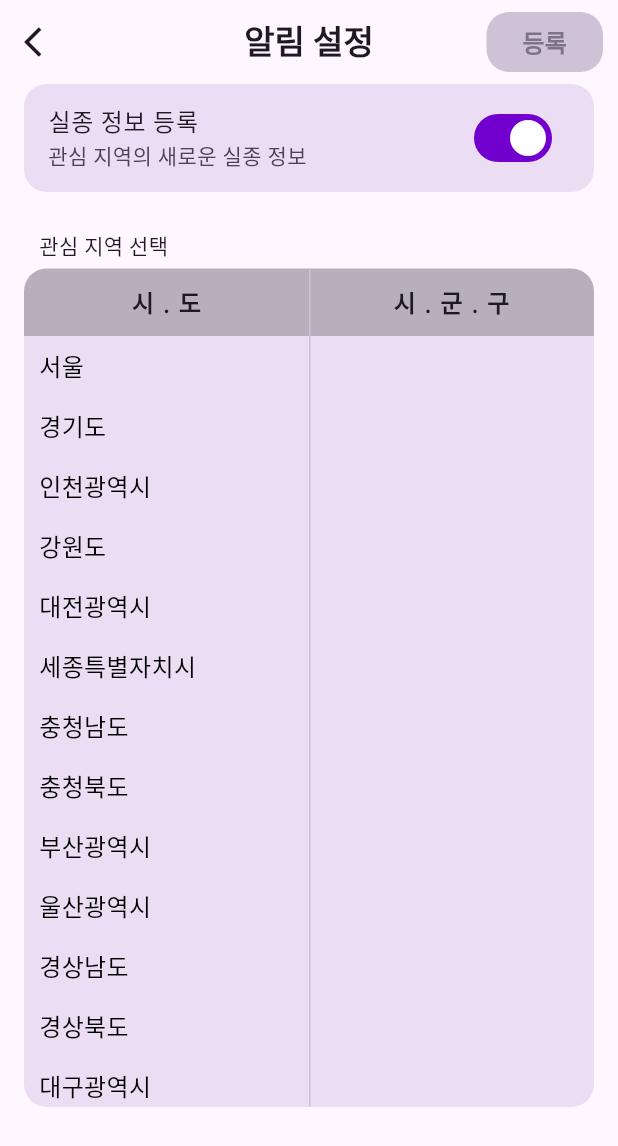
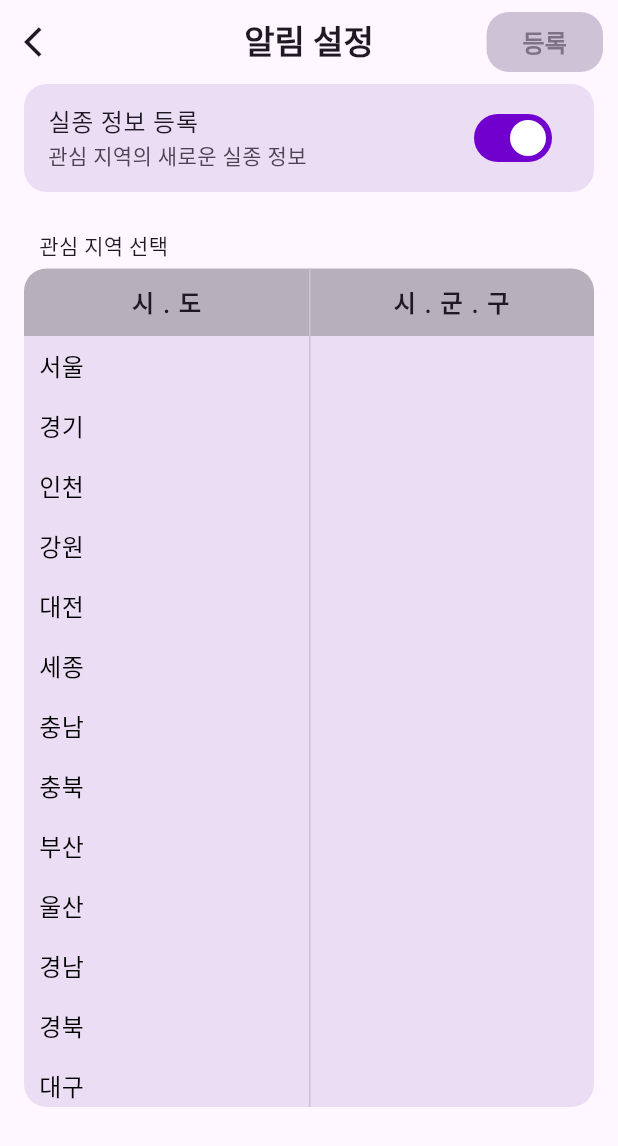
Before and after one commit to IRIS-2024/Front, a Flutter app: the NotificationRegionSetting screen opened directly, after a tap on "실종 정보 등록", on a phone screen of 412 x 824 dp. Shown: the top 1146 px of the screen. Run offline on Flutter 3.47's test engine with Material 3 defaults, Android fonts, the phone set to English and light mode, and no system bars; our stand-ins replace carousel_slider, dio, flutter_secure_storage, geolocator, get, google_maps_flutter and 6 more; accounts and stored records are empty; generated files the repository leaves out were written again; network calls fail.

Commit message:
Style: Update Region List

```diff
--- a/lib/config/region_list.dart
+++ b/lib/config/region_list.dart
@@ -1,24 +1,46 @@
-List region1DepthList = [
+List<String> region1DepthListKakao = [
+  // 카카오 기준
   '서울',
   '경기도',
-  '인천광역시',
-  '강원도',
-  '대전광역시',
+  '인천',
+  '강원특별자치도',
+  '대전',
   '세종특별자치시',
-  '충청남도',
-  '충청북도',
-  '부산광역시',
-  '울산광역시',
-  '경상남도',
-  '경상북도',
-  '대구광역시',
-  '광주광역시',
-  '전라남도',
-  '전라북도',
+  '충남',
+  '충북',
+  '부산',
+  '울산',
+  '경남',
+  '경북',
+  '대구',
+  '광주',
+  '전남',
+  '전라북도특별자치도',
   '제주특별자치도'
 ];
 
-Map regionMap = {
+List<String> region1DepthList = [
+  // 축약
+  '서울',
+  '경기',
+  '인천',
+  '강원',
+  '대전',
+  '세종',
+  '충남',
+  '충북',
+  '부산',
+  '울산',
+  '경남',
+  '경북',
+  '대구',
+  '광주',
+  '전남',
+  '전북',
+  '제주'
+];
+
+Map regionMapKakao = {
   '서울': [
     '강남구',
     '강동구',
@@ -46,7 +68,7 @@ Map regionMap = {
     '중구',
     '중랑구',
   ],
-  '부산광역시': [
+  '부산': [
     '강서구',
     '금정구',
     '기장군',
@@ -64,10 +86,10 @@ Map regionMap = {
     '중구',
     '해운대구',
   ],
-  '인천광역시': [
+  '인천': [
     '강화군',
     '계양구',
-    '남구',
+    '미추홀구',
     '남동구',
     '동구',
     '부평구',
@@ -76,20 +98,11 @@ Map regionMap = {
     '옹진군',
     '중구',
   ],
-  '대구광역시': [
-    '중구',
-    '동구',
-    '서구',
-    '남구',
-    '북구',
-    '수성구',
-    '달서구',
-    '달성군',
-  ],
-  '광주광역시': ['동구', '서구', '남구', '북구', '광산구'],
-  '대전광역시': ['동구', '중구', '서구', '유성구', '대덕구'],
-  '울산광역시': ['중구', '남구', '동구', '북구', '울주군'],
-  '세종특별자치시': [''],
+  '대구': ['군위군', '남구', '달성군', '달서구', '동구', '북구', '서구', '수성구', '중구'],
+  '광주': ['광산구', '남구', '동구', '북구', '서구'],
+  '대전': ['대덕구', '동구', '서구', '유성구', '중구'],
+  '울산': ['남구', '동구', '북구', '울주군', '중구'],
+  '세종특별자치시': [],
   '경기도': [
     '가평군',
     '고양시',
@@ -121,142 +134,374 @@ Map regionMap = {
     '평택시',
     '포천시',
     '하남시',
-    '화성시',
+    '화성시'
   ],
-  '강원도': [
+  '강원특별자치도': [
+    '강릉시',
+    '고성군',
+    '동해시',
+    '삼척시',
+    '속초시',
+    '양구군',
+    '양양군',
+    '영월군',
     '원주시',
+    '인제군',
+    '정선군',
+    '철원군',
     '춘천시',
-    '강릉시',
-    '동해시',
-    '속초시',
-    '삼척시',
+    '태백시',
+    '평창군',
     '홍천군',
-    '태백시',
-    '철원군',
-    '횡성군',
-    '평창군',
-    '영월군',
-    '정선군',
-    '인제군',
-    '고성군',
-    '양양군',
     '화천군',
-    '양구군',
+    '횡성군'
   ],
-  '충청북도': [
+  '충북': [
+    '괴산군',
+    '단양군',
+    '보은군',
+    '영동군',
+    '옥천군',
+    '음성군',
+    '증평군',
+    '진천군',
     '청주시',
     '충주시',
-    '제천시',
+    '제천시'
+  ],
+  '충남': [
+    '계룡시',
+    '공주시',
+    '금산군',
+    '논산시',
+    '당진시',
+    '보령시',
+    '부여군',
+    '서산시',
+    '서천군',
+    '아산시',
+    '예산군',
+    '천안시',
+    '청양군',
+    '태안군',
+    '홍성군'
+  ],
+  '경북': [
+    '경산시',
+    '경주시',
+    '고령군',
+    '구미시',
+    '김천시',
+    '문경시',
+    '봉화군',
+    '상주시',
+    '성주군',
+    '안동시',
+    '영덕군',
+    '영양군',
+    '영주시',
+    '영천시',
+    '예천군',
+    '울릉군',
+    '울진군',
+    '의성군',
+    '청도군',
+    '청송군',
+    '칠곡군',
+    '포항시'
+  ],
+  '경남': [
+    '거제시',
+    '거창군',
+    '고성군',
+    '김해시',
+    '남해군',
+    '밀양시',
+    '사천시',
+    '산청군',
+    '양산시',
+    '의령군',
+    '진주시',
+    '창녕군',
+    '창원시',
+    '통영시',
+    '하동군',
+    '함안군',
+    '함양군',
+    '합천군',
+  ],
+  '전라북도특별자치도': [
+    '고창군',
+    '군산시',
+    '김제시',
+    '남원시',
+    '무주군',
+    '부안군',
+    '순창군',
+    '완주군',
+    '익산시',
+    '임실군',
+    '장수군',
+    '전주시',
+    '정읍시',
+    '진안군'
+  ],
+  '전남': [
+    '강진군',
+    '곡성군',
+    '고흥군',
+    '구례군',
+    '광양시',
+    '나주시',
+    '담양군',
+    '목포시',
+    '무안군',
+    '보성군',
+    '신안군',
+    '여수시',
+    '영광군',
+    '영암군',
+    '완도군',
+    '장성군',
+    '장흥군',
+    '진도군',
+    '진도군',
+    '함평군',
+    '해남군',
+    '화순군'
+  ],
+  '제주특별자치도': ['서귀포시', '제주시'],
+};
+
+Map regionMap = {
+  '서울': [
+    '강남구',
+    '강동구',
+    '강북구',
+    '강서구',
+    '관악구',
+    '광진구',
+    '구로구',
+    '금천구',
+    '노원구',
+    '도봉구',
+    '동대문구',
+    '동작구',
+    '마포구',
+    '서대문구',
+    '서초구',
+    '성동구',
+    '성북구',
+    '송파구',
+    '양천구',
+    '영등포구',
+    '용산구',
+    '은평구',
+    '종로구',
+    '중구',
+    '중랑구',
+  ],
+  '부산': [
+    '강서구',
+    '금정구',
+    '기장군',
+    '남구',
+    '동구',
+    '동래구',
+    '부산진구',
+    '북구',
+    '사상구',
+    '사하구',
+    '서구',
+    '수영구',
+    '연제구',
+    '영도구',
+    '중구',
+    '해운대구',
+  ],
+  '인천': [
+    '강화군',
+    '계양구',
+    '미추홀구',
+    '남동구',
+    '동구',
+    '부평구',
+    '서구',
+    '연수구',
+    '옹진군',
+    '중구',
+  ],
+  '대구': ['군위군', '남구', '달성군', '달서구', '동구', '북구', '서구', '수성구', '중구'],
+  '광주': ['광산구', '남구', '동구', '북구', '서구'],
+  '대전': ['대덕구', '동구', '서구', '유성구', '중구'],
+  '울산': ['남구', '동구', '북구', '울주군', '중구'],
+  '세종': [],
+  '경기': [
+    '가평군',
+    '고양시',
+    '과천시',
+    '광명시',
+    '광주시',
+    '구리시',
+    '군포시',
+    '김포시',
+    '남양주시',
+    '동두천시',
+    '부천시',
+    '성남시',
+    '수원시',
+    '시흥시',
+    '안산시',
+    '안성시',
+    '안양시',
+    '양주시',
+    '양평군',
+    '여주시',
+    '연천군',
+    '오산시',
+    '용인시',
+    '의왕시',
+    '의정부시',
+    '이천시',
+    '파주시',
+    '평택시',
+    '포천시',
+    '하남시',
+    '화성시'
+  ],
+  '강원': [
+    '강릉시',
+    '고성군',
+    '동해시',
+    '삼척시',
+    '속초시',
+    '양구군',
+    '양양군',
+    '영월군',
+    '원주시',
+    '인제군',
+    '정선군',
+    '철원군',
+    '춘천시',
+    '태백시',
+    '평창군',
+    '홍천군',
+    '화천군',
+    '횡성군'
+  ],
+  '충북': [
+    '괴산군',
+    '단양군',
     '보은군',
+    '영동군',
     '옥천군',
-    '영동군',
+    '음성군',
     '증평군',
     '진천군',
-    '괴산군',
-    '음성군',
-    '단양군',
+    '청주시',
+    '충주시',
+    '제천시'
   ],
-  '충청남도': [
+  '충남': [
+    '계룡시',
+    '공주시',
+    '금산군',
+    '논산시',
+    '당진시',
+    '보령시',
+    '부여군',
+    '서산시',
+    '서천군',
+    '아산시',
+    '예산군',
     '천안시',
-    '공주시',
-    '보령시',
-    '아산시',
-    '서산시',
-    '논산시',
-    '계룡시',
-    '당진시',
-    '금산군',
-    '부여군',
-    '서천군',
     '청양군',
-    '홍성군',
-    '예산군',
     '태안군',
+    '홍성군'
   ],
-  '경상북도': [
-    '포항시',
+  '경북': [
+    '경산시',
     '경주시',
+    '고령군',
+    '구미시',
     '김천시',
+    '문경시',
+    '봉화군',
+    '상주시',
+    '성주군',
     '안동시',
-    '구미시',
+    '영덕군',
+    '영양군',
     '영주시',
     '영천시',
-    '상주시',
-    '문경시',
-    '경산시',
-    '군위군',
+    '예천군',
+    '울릉군',
+    '울진군',
     '의성군',
+    '청도군',
     '청송군',
-    '영양군',
-    '영덕군',
-    '청도군',
-    '고령군',
-    '성주군',
     '칠곡군',
-    '예천군',
-    '봉화군',
-    '울진군',
-    '울릉군',
+    '포항시'
   ],
-  '경상남도': [
+  '경남': [
+    '거제시',
+    '거창군',
+    '고성군',
+    '김해시',
+    '남해군',
+    '밀양시',
+    '사천시',
+    '산청군',
+    '양산시',
+    '의령군',
+    '진주시',
+    '창녕군',
     '창원시',
-    '김해시',
-    '진주시',
-    '양산시',
-    '거제시',
     '통영시',
-    '사천시',
-    '밀양시',
+    '하동군',
     '함안군',
-    '거창군',
-    '창녕군',
-    '고성군',
-    '하동군',
+    '함양군',
     '합천군',
-    '남해군',
-    '함양군',
-    '산청군',
-    '의령군',
   ],
-  '전라북도': [
-    '전주시',
-    '익산시',
+  '전북': [
+    '고창군',
     '군산시',
-    '정읍시',
-    '완주군',
     '김제시',
     '남원시',
-    '고창군',
+    '무주군',
     '부안군',
+    '순창군',
+    '완주군',
+    '익산시',
     '임실군',
-    '순창군',
-    '진안군',
     '장수군',
-    '무주군',
+    '전주시',
+    '정읍시',
+    '진안군'
   ],
-  '전라남도': [
-    '여수시',
-    '순천시',
-    '목포시',
+  '전남': [
+    '강진군',
+    '곡성군',
+    '고흥군',
+    '구례군',
     '광양시',
     '나주시',
+    '담양군',
+    '목포시',
     '무안군',
-    '해남군',
-    '고흥군',
-    '화순군',
-    '영암군',
-    '영광군',
-    '완도군',
-    '담양군',
-    '장성군',
     '보성군',
     '신안군',
+    '여수시',
+    '영광군',
+    '영암군',
+    '완도군',
+    '장성군',
     '장흥군',
-    '강진군',
+    '진도군',
+    '진도군',
     '함평군',
-    '진도군',
-    '곡성군',
-    '구례군',
+    '해남군',
+    '화순군'
   ],
-  '제주특별자치도': ['제주시', '서귀포시'],
+  '제주': ['서귀포시', '제주시'],
 };
```
